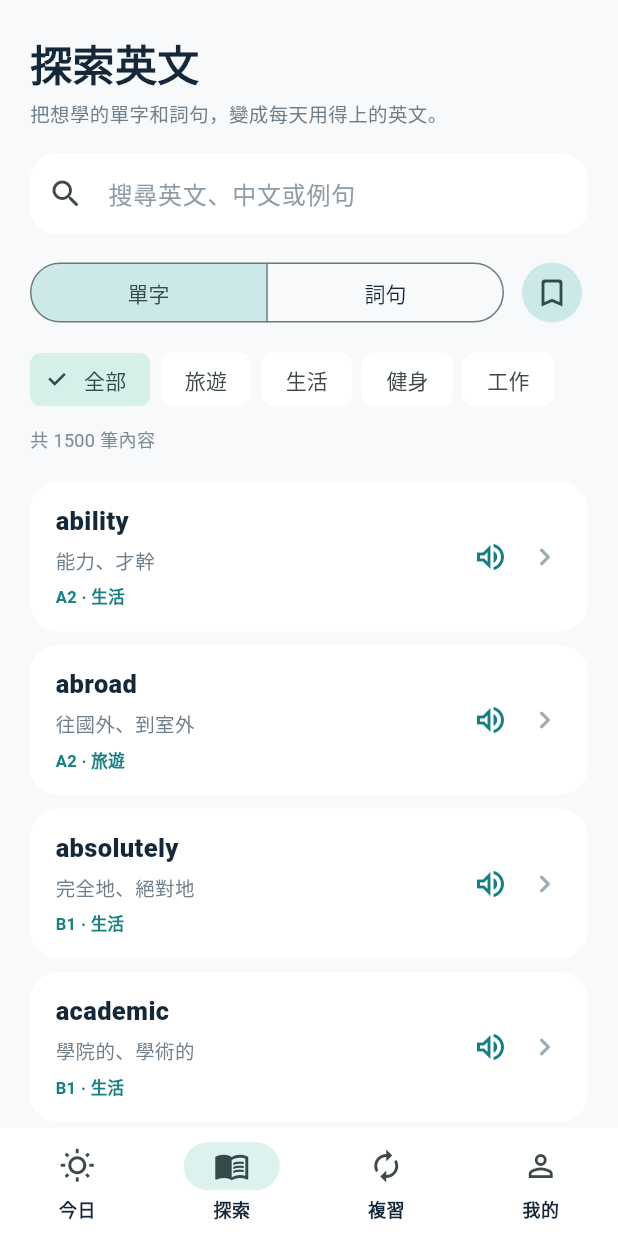
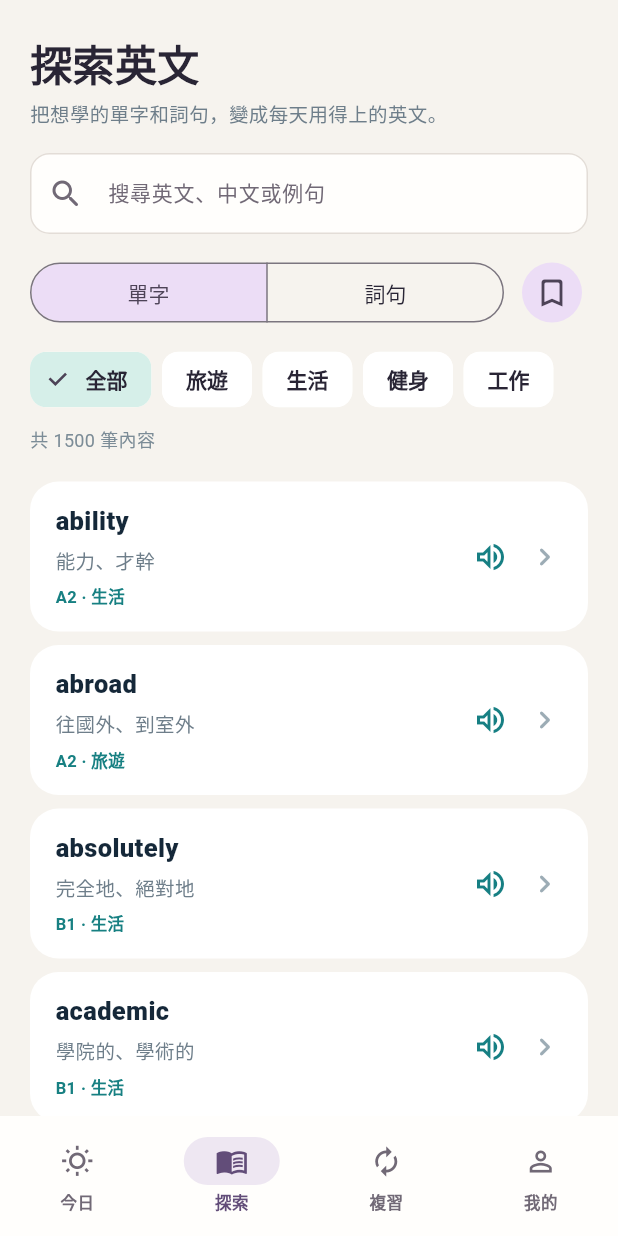
Before and after one commit to Kidkingsky/wordflow, a Flutter app: the screen it shows after launch, item 2 of the bottom bar chosen, after a tap on the "volume up" icon, on a phone screen of 412 x 824 dp. Run offline on Flutter 3.47's test engine with Material 3 defaults, Android fonts, the phone set to English and light mode, and no system bars; our stand-ins replace flutter_tts, package_info_plus, shared_preferences.

Commit message:
feat(ui): editorial home, unified Flutter design tokens and v0.4.0

```diff
--- a/lib/main.dart
+++ b/lib/main.dart
@@ -1,6 +1,8 @@
 import 'package:flutter/material.dart';
+
 import 'services/app_controller.dart';
 import 'ui/app_shell.dart';
+import 'ui/theme/wordflow_design.dart';
 
 Future<void> main() async {
   WidgetsFlutterBinding.ensureInitialized();
@@ -10,57 +12,13 @@ Future<void> main() async {
 
 class WordFlowApp extends StatelessWidget {
   const WordFlowApp({required this.controller, super.key});
-
   final AppController controller;
 
   @override
-  Widget build(BuildContext context) {
-    const deepNavy = Color(0xFF152839);
-    const primary = Color(0xFF167F83);
-
-    return MaterialApp(
-      debugShowCheckedModeBanner: false,
-      title: 'WordFlow 每日英文',
-      theme: ThemeData(
-        useMaterial3: true,
-        scaffoldBackgroundColor: const Color(0xFFF7F9FA),
-        colorScheme: ColorScheme.fromSeed(
-          seedColor: primary,
-          primary: primary,
-          onPrimary: Colors.white,
-          surface: Colors.white,
-          onSurface: deepNavy,
-        ),
-        appBarTheme: const AppBarTheme(
-          backgroundColor: Color(0xFFF7F9FA),
-          foregroundColor: deepNavy,
-          elevation: 0,
-          centerTitle: false,
-        ),
-        cardTheme: CardThemeData(
-          color: Colors.white,
-          shape: RoundedRectangleBorder(borderRadius: BorderRadius.circular(22)),
-          elevation: 0,
-        ),
-        navigationBarTheme: NavigationBarThemeData(
-          backgroundColor: Colors.white,
-          height: 72,
-          indicatorColor: const Color(0xFFDDF2EE),
-          labelTextStyle: WidgetStateProperty.all(
-            const TextStyle(fontWeight: FontWeight.w600, fontSize: 12),
-          ),
-        ),
-        inputDecorationTheme: InputDecorationTheme(
-          filled: true,
-          fillColor: Colors.white,
-          hintStyle: const TextStyle(color: Color(0xFF8F9CA5)),
-          border: OutlineInputBorder(
-            borderRadius: BorderRadius.circular(18),
-            borderSide: BorderSide.none,
-          ),
-        ),
-      ),
-      home: AppShell(controller: controller),
-    );
-  }
+  Widget build(BuildContext context) => MaterialApp(
+        debugShowCheckedModeBanner: false,
+        title: 'WordFlow 每日英文',
+        theme: WordFlowDesign.light,
+        home: AppShell(controller: controller),
+      );
 }
--- a/lib/ui/app_shell.dart
+++ b/lib/ui/app_shell.dart
@@ -1,6 +1,7 @@
 import 'package:flutter/material.dart';
 
 import '../services/app_controller.dart';
+import 'theme/wordflow_design.dart';
 import 'pages/explore_page.dart';
 import 'pages/home_page.dart';
 import 'pages/review_page.dart';
@@ -24,6 +25,7 @@ class _AppShellState extends State<AppShell> {
       animation: widget.controller,
       builder: (context, child) {
         return Scaffold(
+          backgroundColor: WordFlowDesign.paper,
           body: SafeArea(
             child: IndexedStack(
               index: _index,
--- a/lib/ui/pages/home_page.dart
+++ b/lib/ui/pages/home_page.dart
@@ -2,14 +2,12 @@ import 'package:flutter/material.dart';
 
 import '../../models/learning_item.dart';
 import '../../services/app_controller.dart';
+import '../theme/wordflow_design.dart';
 import '../widgets/learning_card.dart';
 
 class HomePage extends StatelessWidget {
   const HomePage({required this.controller, this.onOpenTab, super.key});
-
   final AppController controller;
-
-  /// Switches the bottom navigation tab (1 = 探索, 2 = 複習).
   final ValueChanged<int>? onOpenTab;
 
   @override
@@ -18,198 +16,218 @@ class HomePage extends StatelessWidget {
     final word = controller.todayWord(today);
     final phrase = controller.todayPhrase(today);
     final todayCount = controller.studiedToday;
-    final remaining = (5 - todayCount).clamp(0, 5);
     final dueCount = controller.dueItems.length;
-
+    final progress = (todayCount / 5).clamp(0.0, 1.0);
+    const weekdays = ['一', '二', '三', '四', '五', '六', '日'];
     return ListView(
-      padding: const EdgeInsets.fromLTRB(20, 22, 20, 36),
+      padding: const EdgeInsets.fromLTRB(22, 17, 22, 34),
       children: [
-        Row(
-          children: [
-            const Expanded(
-              child: Column(
-                crossAxisAlignment: CrossAxisAlignment.start,
-                children: [
-                  Text(
-                    'WORDFLOW',
-                    style: TextStyle(
-                      fontSize: 12,
-                      fontWeight: FontWeight.w900,
-                      letterSpacing: 3,
-                      color: Color(0xFF178082),
-                    ),
-                  ),
-                  SizedBox(height: 7),
-                  Text(
-                    '每天一點，英文更自然。',
-                    style: TextStyle(
-                      fontSize: 23,
-                      fontWeight: FontWeight.w800,
-                      color: Color(0xFF152839),
-                    ),
-                  ),
-                ],
+        Row(children: [
+          const WordFlowWordmark(),
+          const Spacer(),
+          IconButton(
+            onPressed: onOpenTab == null ? null : () => onOpenTab!(3),
+            tooltip: '我的設定',
+            icon: const Icon(Icons.person_outline),
+            style: IconButton.styleFrom(
+              minimumSize: const Size(44, 44),
+              backgroundColor: WordFlowDesign.card,
+              foregroundColor: WordFlowDesign.plum,
+              side: const BorderSide(color: WordFlowDesign.rule),
+              shape: RoundedRectangleBorder(
+                borderRadius: BorderRadius.circular(12)),
+            ),
+          ),
+        ]),
+        const SizedBox(height: 31),
+        Text('${today.month}月${today.day}日 · 星期${weekdays[today.weekday - 1]}',
+          style: WordFlowDesign.label),
+        const SizedBox(height: 9),
+        Text('今天，學一個好用的英文。', style: WordFlowDesign.title(size: 25)),
+        const SizedBox(height: 8),
+        const Text('用一個單字，累積每天都用得上的英文。',
+          style: WordFlowDesign.body),
+        const SizedBox(height: 20),
+        _DailyWordCard(item: word, controller: controller),
+        const SizedBox(height: 27),
+        WordFlowSectionTitle(
+          text: '今日練習',
+          trailing: Text('$todayCount / 5', style: const TextStyle(
+              color: WordFlowDesign.plum, fontSize: 16,
+              fontWeight: FontWeight.w700)),
+        ),
+        const SizedBox(height: 13),
+        ClipRRect(
+          borderRadius: BorderRadius.circular(9),
+          child: LinearProgressIndicator(
+            minHeight: 7,
+            value: progress,
+            backgroundColor: WordFlowDesign.rule,
+            valueColor: const AlwaysStoppedAnimation(WordFlowDesign.plum),
+          ),
+        ),
+        const SizedBox(height: 11),
+        Row(children: [
+          Expanded(child: Text(todayCount >= 5 ? '今天的學習目標已完成。'
+              : '再學 ${(5 - todayCount).clamp(0, 5)} 個，完成今日目標。',
+              style: WordFlowDesign.label)),
+          TextButton(
+            onPressed: onOpenTab == null ? null
+                : () => onOpenTab!(dueCount > 0 ? 2 : 1),
+            child: Text(dueCount > 0 ? '去複習 $dueCount 張 ↗' : '去探索 ↗'),
+          ),
+        ]),
+        const SizedBox(height: 18),
+        const WordFlowSectionTitle(text: '選擇學習主題'),
+        const SizedBox(height: 13),
+        SingleChildScrollView(
+          scrollDirection: Axis.horizontal,
+          child: Row(children: [
+            for (final option in categories.entries)
+              Padding(
+                padding: const EdgeInsets.only(right: 8),
+                child: ChoiceChip(
+                  label: Text(option.value),
+                  selected: controller.category == option.key,
+                  onSelected: (_) => controller.changeCategory(option.key),
+                ),
+              ),
+          ]),
+        ),
+        const SizedBox(height: 27),
+        const WordFlowSectionTitle(text: '今日實用詞句'),
+        const SizedBox(height: 12),
+        if (phrase == null)
+          const Text('這個程度或主題目前沒有實用詞句。',
+              style: WordFlowDesign.body)
+        else
+          Material(
+            color: WordFlowDesign.card,
+            shape: RoundedRectangleBorder(
+              borderRadius: BorderRadius.circular(16),
+              side: const BorderSide(color: WordFlowDesign.rule)),
+            clipBehavior: Clip.antiAlias,
+            child: InkWell(
+              onTap: () => showLearningDetails(context, phrase, controller),
+              child: Padding(
+                padding: const EdgeInsets.all(18),
+                child: Row(children: [
+                  Expanded(child: Column(
+                    crossAxisAlignment: CrossAxisAlignment.start,
+                    children: [
+                      Text(phrase.english,
+                        style: WordFlowDesign.english(size: 23)),
+                      const SizedBox(height: 9),
+                      Text(phrase.chinese, style: WordFlowDesign.body),
+                    ],
+                  )),
+                  const SizedBox(width: 9),
+                  const Icon(Icons.north_east,
+                    size: 20, color: WordFlowDesign.plum),
+                ]),
               ),
             ),
-            Container(
-              width: 48,
-              height: 48,
-              decoration: BoxDecoration(
-                color: const Color(0xFFDFF2EC),
-                borderRadius: BorderRadius.circular(15),
-              ),
-              child: const Icon(Icons.auto_stories_rounded, color: Color(0xFF167F83)),
-            ),
-          ],
-        ),
-        const SizedBox(height: 23),
-        Container(
-          padding: const EdgeInsets.all(19),
-          decoration: BoxDecoration(
-            color: const Color(0xFFDCF1ED),
-            borderRadius: BorderRadius.circular(23),
           ),
-          child: Column(
-            children: [
-              Row(
-                children: [
-                  const Icon(Icons.bolt_rounded, size: 21, color: Color(0xFF137D7D)),
-                  const SizedBox(width: 5),
-                  const Expanded(
-                    child: Text('今天的學習目標', style: TextStyle(fontWeight: FontWeight.w800)),
-                  ),
-                  Text('$todayCount / 5',
-                      style: const TextStyle(fontWeight: FontWeight.w900, fontSize: 17)),
-                ],
-              ),
-              const SizedBox(height: 12),
-              ClipRRect(
-                borderRadius: BorderRadius.circular(12),
-                child: LinearProgressIndicator(
-                  value: (todayCount / 5).clamp(0, 1).toDouble(),
-                  minHeight: 9,
-                  backgroundColor: Colors.white,
-                  valueColor: const AlwaysStoppedAnimation(Color(0xFF167F83)),
-                ),
-              ),
-              const SizedBox(height: 9),
-              Row(
-                children: [
-                  Expanded(
-                    child: Text(
-                      remaining == 0
-                          ? '今天的小挑戰完成了，太棒了！'
-                          : '今日卡片＋探索／複習，再練 $remaining 個就完成。',
-                      style: const TextStyle(fontSize: 12, color: Color(0xFF467675)),
-                    ),
-                  ),
-                  if (remaining > 0 && onOpenTab != null)
-                    TextButton.icon(
-                      onPressed: () => onOpenTab!(dueCount > 0 ? 2 : 1),
-                      icon: const Icon(Icons.arrow_forward_rounded, size: 16),
-                      label: Text(dueCount > 0 ? '去複習 $dueCount 張' : '去探索'),
-                      style: TextButton.styleFrom(
-                        visualDensity: VisualDensity.compact,
-                        foregroundColor: const Color(0xFF137D7D),
-                      ),
-                    ),
-                ],
-              ),
-            ],
-          ),
-        ),
-        const SizedBox(height: 24),
-        const Text('選擇今天想學的主題',
-            style: TextStyle(fontSize: 15, fontWeight: FontWeight.w800)),
-        const SizedBox(height: 10),
-        SingleChildScrollView(
-          scrollDirection: Axis.horizontal,
-          child: Row(
-            children: categories.entries.map((entry) {
-              final selected = controller.category == entry.key;
-              return Padding(
-                padding: const EdgeInsets.only(right: 8),
-                child: ChoiceChip(
-                  label: Text(entry.value),
-                  selected: selected,
-                  onSelected: (_) => controller.changeCategory(entry.key),
-                  selectedColor: const Color(0xFFCEF0E8),
-                  side: BorderSide.none,
-                  backgroundColor: Colors.white,
-                ),
-              );
-            }).toList(),
-          ),
-        ),
-        const SizedBox(height: 23),
-        const _SectionHeading(title: '每日推薦單字', subtitle: 'WORD OF THE DAY'),
-        const SizedBox(height: 12),
-        if (word != null)
-          LearningCard(item: word, controller: controller)
-        else
-          const _MissingItem(),
-        const SizedBox(height: 27),
-        const _SectionHeading(title: '每日實用詞句', subtitle: 'PHRASE OF THE DAY'),
-        const SizedBox(height: 12),
-        if (phrase != null)
-          LearningCard(item: phrase, controller: controller, isHighlighted: true)
-        else
-          const _MissingItem(),
         const SizedBox(height: 25),
-        Container(
-          padding: const EdgeInsets.all(17),
-          decoration: BoxDecoration(
-            borderRadius: BorderRadius.circular(20),
-            color: Colors.white,
-          ),
-          child: const Row(
-            children: [
-              Icon(Icons.tips_and_updates_outlined, color: Color(0xFF167F83)),
-              SizedBox(width: 12),
-              Expanded(
-                child: Text(
-                  '學完後到「複習」測試記憶；每天的推薦會依日期輪換，不需要網路。',
-                  style: TextStyle(fontSize: 13, height: 1.5, color: Color(0xFF536773)),
-                ),
-              ),
-            ],
-          ),
-        ),
+        const Text('收藏與複習紀錄儲存在這支 iPhone，離線也能學習。',
+            style: WordFlowDesign.label),
       ],
     );
   }
 }
 
-class _SectionHeading extends StatelessWidget {
-  const _SectionHeading({required this.title, required this.subtitle});
-  final String title;
-  final String subtitle;
+class _DailyWordCard extends StatelessWidget {
+  const _DailyWordCard({required this.item, required this.controller});
+  final LearningItem? item;
+  final AppController controller;
 
   @override
-  Widget build(BuildContext context) => Row(
-        crossAxisAlignment: CrossAxisAlignment.end,
+  Widget build(BuildContext context) {
+    if (item == null) {
+      return Container(
+        padding: const EdgeInsets.all(20),
+        decoration: WordFlowDesign.panel(),
+        child: const Text('目前沒有符合的單字，請試試其他主題。',
+            style: WordFlowDesign.body),
+      );
+    }
+    final word = item!;
+    return Container(
+      padding: const EdgeInsets.fromLTRB(22, 21, 22, 16),
+      decoration: BoxDecoration(
+        color: WordFlowDesign.plum,
+        borderRadius: BorderRadius.circular(19),
+      ),
+      child: Column(
+        crossAxisAlignment: CrossAxisAlignment.start,
         children: [
-          Text(title,
-              style: const TextStyle(fontSize: 20, fontWeight: FontWeight.w900)),
-          const Spacer(),
-          Text(subtitle,
-              style: const TextStyle(
-                  fontSize: 10,
-                  fontWeight: FontWeight.w800,
-                  letterSpacing: 1.3,
-                  color: Color(0xFF91A0AA))),
+          Row(children: [
+            const Text('每日單字', style: TextStyle(
+              color: Color(0xFFF0E7F2),
+              fontSize: 13, fontWeight: FontWeight.w600)),
+            const Spacer(),
+            Container(
+              padding: const EdgeInsets.symmetric(horizontal: 10, vertical: 4),
+              decoration: BoxDecoration(
+                color: const Color(0xFF7C688D),
+                borderRadius: BorderRadius.circular(8)),
+              child: Text(word.level, style: const TextStyle(
+                color: Colors.white, fontWeight: FontWeight.w700)),
+            ),
+          ]),
+          const SizedBox(height: 30),
+          Text(word.english,
+              style: WordFlowDesign.english(size: 42, color: Colors.white),
+              maxLines: 2),
+          const SizedBox(height: 12),
+          if (word.partOfSpeech.isNotEmpty)
+            Text(word.partOfSpeech,
+              style: const TextStyle(color: Color(0xFFE8DFF0),
+                fontSize: 13)),
+          const SizedBox(height: 7),
+          Text(word.chinese, style: const TextStyle(
+            color: Colors.white, fontSize: 20,
+            fontWeight: FontWeight.w600, height: 1.4)),
+          const SizedBox(height: 25),
+          const Divider(color: Color(0xFF897699), height: 1),
+          const SizedBox(height: 17),
+          Text(word.example.isNotEmpty
+              ? word.example : '每天學一個，慢慢累積英文力。',
+            style: const TextStyle(color: Colors.white,
+              fontSize: 15, height: 1.5)),
+          if (word.exampleChinese.isNotEmpty) ...[
+            const SizedBox(height: 6),
+            Text(word.exampleChinese, style: const TextStyle(
+              color: Color(0xFFE8DFF0), fontSize: 13, height: 1.5)),
+          ],
+          const SizedBox(height: 14),
+          Row(children: [
+            TextButton.icon(
+              onPressed: () => showLearningDetails(context, word, controller),
+              icon: const Icon(Icons.arrow_forward, size: 17),
+              label: const Text('深入學習'),
+              style: TextButton.styleFrom(foregroundColor: Colors.white),
+            ),
+            const Spacer(),
+            IconButton(
+              tooltip: '朗讀英文',
+              onPressed: () => speakEnglish(context, controller, word.english),
+              icon: const Icon(Icons.volume_up_outlined),
+              color: Colors.white,
+            ),
+            IconButton(
+              tooltip: controller.isFavorite(word) ? '取消收藏' : '加入收藏',
+              onPressed: () => controller.toggleFavorite(word),
+              icon: Icon(controller.isFavorite(word)
+                  ? Icons.bookmark : Icons.bookmark_border),
+              color: Colors.white,
+            ),
+          ]),
+          if (controller.rememberedToday(word))
+            const Text('今天已記住', style: TextStyle(
+              color: WordFlowDesign.sage, fontSize: 12)),
         ],
-      );
+      ),
+    );
+  }
 }
-
-class _MissingItem extends StatelessWidget {
-  const _MissingItem();
-
-  @override
-  Widget build(BuildContext context) => const Card(
-        child: Padding(
-          padding: EdgeInsets.all(20),
-          child: Text('目前沒有符合這個程度／主題的內容，請換個主題看看。'),
-        ),
-      );
-}
--- /dev/null
+++ b/lib/ui/theme/wordflow_design.dart
@@ -0,0 +1,170 @@
+import 'package:flutter/material.dart';
+
+/// WordFlow Editorial Learning tokens — kept separate from learning logic.
+abstract final class WordFlowDesign {
+  static const paper = Color(0xFFF6F3EE);
+  static const card = Color(0xFFFFFEFC);
+  static const ink = Color(0xFF292535);
+  static const inkSoft = Color(0xFF433A4C);
+  static const muted = Color(0xFF716976);
+  static const rule = Color(0xFFE3DDD7);
+  static const plum = Color(0xFF624D79);
+  static const plumDeep = Color(0xFF483659);
+  static const plumWash = Color(0xFFEEE7F2);
+  static const sage = Color(0xFFE1E8DB);
+  static const sageDeep = Color(0xFF496951);
+  static const rose = Color(0xFFF1E1D7);
+
+  static TextStyle english({double size = 34, Color color = ink}) =>
+      TextStyle(
+        fontFamily: 'Georgia',
+        fontFamilyFallback: const ['Noto Serif', 'serif'],
+        fontSize: size,
+        fontWeight: FontWeight.w500,
+        letterSpacing: -0.8,
+        height: 1.18,
+        color: color,
+      );
+
+  static TextStyle title({double size = 26}) => TextStyle(
+    fontSize: size,
+    fontWeight: FontWeight.w700,
+    letterSpacing: -0.5,
+    height: 1.3,
+    color: ink,
+  );
+
+  static const label = TextStyle(
+    fontSize: 13, fontWeight: FontWeight.w600, color: muted,
+  );
+  static const body = TextStyle(
+    fontSize: 15, height: 1.5, color: inkSoft,
+  );
+
+  static BoxDecoration panel({Color color = card, double radius = 18}) =>
+      BoxDecoration(
+        color: color,
+        borderRadius: BorderRadius.circular(radius),
+        border: Border.all(color: rule),
+      );
+
+  static ThemeData get light {
+    final scheme = ColorScheme.fromSeed(
+      seedColor: plum, brightness: Brightness.light,
+      surface: card, primary: plum,
+    ).copyWith(onSurface: ink, onPrimary: Colors.white, secondary: sageDeep);
+    return ThemeData(
+      useMaterial3: true,
+      colorScheme: scheme,
+      scaffoldBackgroundColor: paper,
+      textTheme: ThemeData.light().textTheme.apply(bodyColor: ink, displayColor: ink),
+      appBarTheme: const AppBarTheme(
+        backgroundColor: paper, foregroundColor: ink,
+        elevation: 0, centerTitle: false,
+      ),
+      navigationBarTheme: NavigationBarThemeData(
+        backgroundColor: card,
+        elevation: 0,
+        indicatorColor: plumWash,
+        labelTextStyle: WidgetStateProperty.resolveWith((states) => TextStyle(
+          color: states.contains(WidgetState.selected) ? plum : muted,
+          fontSize: 11, fontWeight: FontWeight.w600,
+        )),
+        iconTheme: WidgetStateProperty.resolveWith((states) => IconThemeData(
+          size: 22,
+          color: states.contains(WidgetState.selected) ? plum : muted,
+        )),
+      ),
+      dividerColor: rule,
+      cardTheme: CardThemeData(
+        color: card, elevation: 0,
+        shape: RoundedRectangleBorder(
+          borderRadius: BorderRadius.circular(18),
+          side: const BorderSide(color: rule),
+        ),
+      ),
+      inputDecorationTheme: InputDecorationTheme(
+        filled: true,
+        fillColor: card,
+        prefixIconColor: muted,
+        hintStyle: const TextStyle(color: muted, fontSize: 14),
+        contentPadding: const EdgeInsets.symmetric(horizontal: 16, vertical: 15),
+        border: OutlineInputBorder(
+          borderRadius: BorderRadius.circular(13),
+          borderSide: const BorderSide(color: rule),
+        ),
+        enabledBorder: OutlineInputBorder(
+          borderRadius: BorderRadius.circular(13),
+          borderSide: const BorderSide(color: rule),
+        ),
+        focusedBorder: OutlineInputBorder(
+          borderRadius: BorderRadius.circular(13),
+          borderSide: const BorderSide(color: plum, width: 1.5),
+        ),
+      ),
+      chipTheme: ChipThemeData(
+        backgroundColor: card,
+        selectedColor: plumWash,
+        side: const BorderSide(color: rule),
+        shape: RoundedRectangleBorder(borderRadius: BorderRadius.circular(11)),
+        labelStyle: const TextStyle(color: ink, fontWeight: FontWeight.w600),
+      ),
+      filledButtonTheme: FilledButtonThemeData(
+        style: FilledButton.styleFrom(
+          backgroundColor: plum,
+          foregroundColor: Colors.white,
+          minimumSize: const Size(44, 48),
+          shape: RoundedRectangleBorder(borderRadius: BorderRadius.circular(12)),
+          textStyle: const TextStyle(fontSize: 14, fontWeight: FontWeight.w700),
+        ),
+      ),
+      outlinedButtonTheme: OutlinedButtonThemeData(
+        style: OutlinedButton.styleFrom(
+          foregroundColor: plum,
+          side: const BorderSide(color: rule),
+          minimumSize: const Size(44, 48),
+          shape: RoundedRectangleBorder(borderRadius: BorderRadius.circular(12)),
+        ),
+      ),
+      textButtonTheme: TextButtonThemeData(
+        style: TextButton.styleFrom(foregroundColor: plum),
+      ),
+    );
+  }
+}
+
+class WordFlowWordmark extends StatelessWidget {
+  const WordFlowWordmark({super.key});
+  @override
+  Widget build(BuildContext context) => Row(
+    mainAxisSize: MainAxisSize.min,
+    children: [
+      Container(
+        width: 30, height: 30,
+        alignment: Alignment.center,
+        decoration: BoxDecoration(
+          color: WordFlowDesign.plum,
+          borderRadius: BorderRadius.circular(9),
+        ),
+        child: const Text('w.', style: TextStyle(
+          fontFamily: 'Georgia',
+          fontSize: 18, color: Colors.white,
+          fontWeight: FontWeight.w600,
+        )),
+      ),
+      const SizedBox(width: 9),
+      Text('WordFlow', style: WordFlowDesign.english(size: 23)),
+    ],
+  );
+}
+
+class WordFlowSectionTitle extends StatelessWidget {
+  const WordFlowSectionTitle({required this.text, this.trailing, super.key});
+  final String text;
+  final Widget? trailing;
+  @override
+  Widget build(BuildContext context) => Row(children: [
+    Expanded(child: Text(text, style: WordFlowDesign.title(size: 20))),
+    if (trailing != null) trailing!,
+  ]);
+}
--- a/pubspec.yaml
+++ b/pubspec.yaml
@@ -1,7 +1,7 @@
 name: wordflow
 description: A bilingual, offline-first daily English learning app for iOS and Android.
 publish_to: none
-version: 0.3.1+4
+version: 0.4.0+5
 
 environment:
   sdk: '>=3.5.0 <4.0.0'
```
